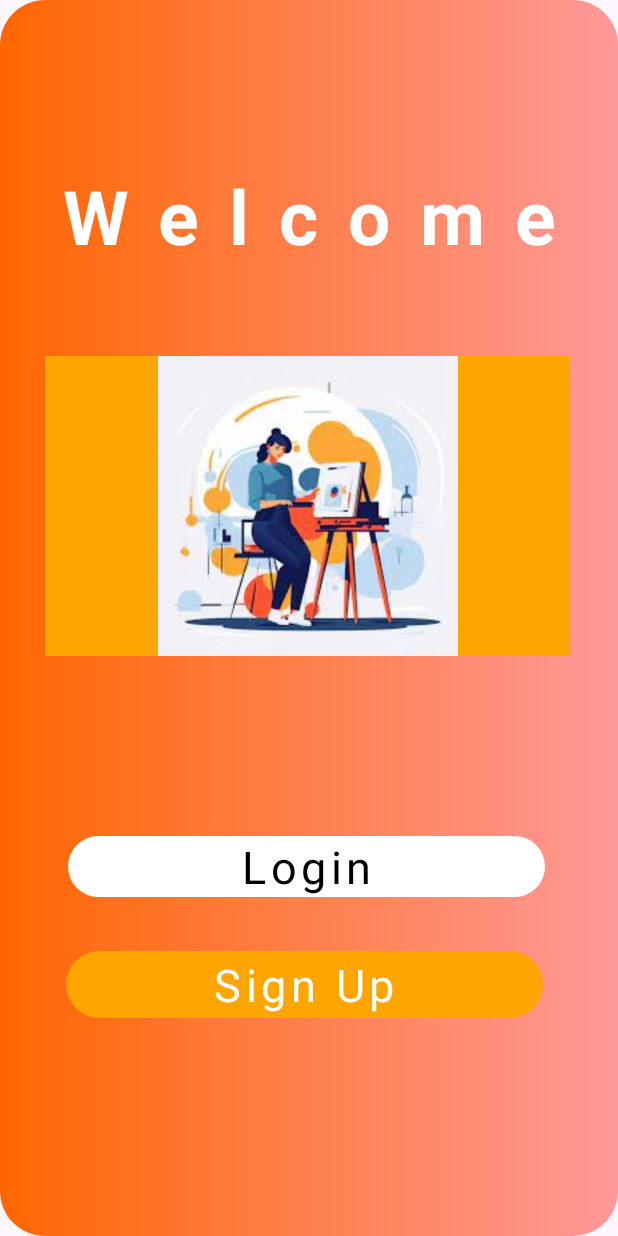
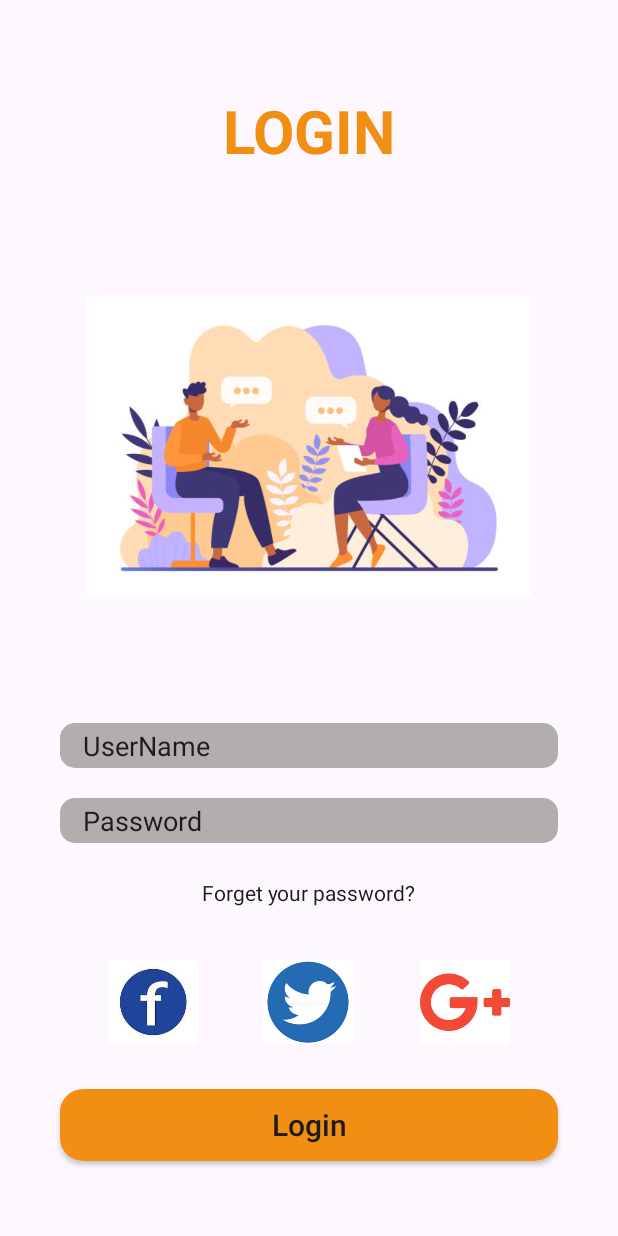
Before and after one commit to AB-Siddiqe/Siddiqe_Create2, an Android app: the screen it shows after launch (MainActivity before the commit, Login after it), on a phone screen of 412 x 824 dp. Run offline under Robolectric (Android 15) with nearby library versions, the phone set to English and light mode, and no system bars.

Commit message:
2nd update

```diff
--- a/app/src/main/AndroidManifest.xml
+++ b/app/src/main/AndroidManifest.xml
@@ -13,7 +13,13 @@
         android:theme="@style/Theme.Siddiqe_Create2"
         tools:targetApi="31">
         <activity
+            android:name=".SignUpact"
+            android:exported="false" />
+        <activity
             android:name=".MainActivity"
+            android:exported="false" />
+        <activity
+            android:name=".Login"
             android:exported="true">
             <intent-filter>
                 <action android:name="android.intent.action.MAIN" />
--- /dev/null
+++ b/app/src/main/java/com/example/siddiqe_create2/Login.java
@@ -0,0 +1,24 @@
+package com.example.siddiqe_create2;
+
+import android.os.Bundle;
+
+import androidx.activity.EdgeToEdge;
+import androidx.appcompat.app.AppCompatActivity;
+import androidx.core.graphics.Insets;
+import androidx.core.view.ViewCompat;
+import androidx.core.view.WindowInsetsCompat;
+
+public class Login extends AppCompatActivity {
+
+    @Override
+    protected void onCreate(Bundle savedInstanceState) {
+        super.onCreate(savedInstanceState);
+        EdgeToEdge.enable(this);
+        setContentView(R.layout.activity_login);
+        ViewCompat.setOnApplyWindowInsetsListener(findViewById(R.id.main), (v, insets) -> {
+            Insets systemBars = insets.getInsets(WindowInsetsCompat.Type.systemBars());
+            v.setPadding(systemBars.left, systemBars.top, systemBars.right, systemBars.bottom);
+            return insets;
+        });
+    }
+}
--- a/app/src/main/res/drawable/boxdesign.xml
+++ b/app/src/main/res/drawable/boxdesign.xml
@@ -1,11 +1,10 @@
 <?xml version="1.0" encoding="utf-8"?>
 <shape xmlns:android="http://schemas.android.com/apk/res/android">
-   <corners
-       android:radius="30dp"/>
-   <size
-      android:width="100dp"
-      android:height="30dp" />
-
-   <solid
-        android:color="@color/white"/>
+ <size
+     android:width="100dp"
+     android:height="30dp"/>
+    <solid
+        android:color="#B3AEAE"/>
+    <corners
+        android:radius="10dp"/>
 </shape>
--- a/app/src/main/res/drawable/boxdesign2.xml
+++ b/app/src/main/res/drawable/boxdesign2.xml
@@ -1,16 +1,11 @@
 <?xml version="1.0" encoding="utf-8"?>
-<shape xmlns:android="http://schemas.android.com/apk/res/android"
-    >
-  <padding
-      android:bottom="2dp"
-      android:left="2dp"
-      android:top="2dp"
-      android:right="2dp"/>
+<shape xmlns:android="http://schemas.android.com/apk/res/android">
+
+    <corners
+        android:radius="15dp"/>
+    <solid
+        android:color="#F08F13"/>
     <size
         android:width="100dp"
-        android:height="30dp"/>
-    <solid
-        android:color="#FFA500"/>
-    <corners
-        android:radius="30dp"/>
+        android:height="25dp"/>
 </shape>
--- a/app/src/main/res/drawable/colordesign.xml
+++ b/app/src/main/res/drawable/colordesign.xml
@@ -2,10 +2,8 @@
 <shape xmlns:android="http://schemas.android.com/apk/res/android"
     >
      <gradient
-         android:startColor="#ff6600"
-         android:endColor="#ff99"/>
-
-     <corners
-         android:radius="30dp"/>
+         android:startColor="#fc4b08"
+         android:endColor="#FFA500"
+         android:angle="10" />
 
 </shape>
--- /dev/null
+++ b/app/src/main/res/layout/activity_login.xml
@@ -0,0 +1,125 @@
+<?xml version="1.0" encoding="utf-8"?>
+<androidx.constraintlayout.widget.ConstraintLayout xmlns:android="http://schemas.android.com/apk/res/android"
+    xmlns:app="http://schemas.android.com/apk/res-auto"
+    xmlns:tools="http://schemas.android.com/tools"
+    android:id="@+id/main"
+    android:layout_width="match_parent"
+    android:layout_height="match_parent"
+    tools:context=".Login">
+
+    <TextView
+        android:id="@+id/textView"
+        android:layout_width="wrap_content"
+        android:layout_height="wrap_content"
+        android:layout_marginHorizontal="30dp"
+        android:layout_marginTop="60dp"
+        android:text="Login"
+        android:textAllCaps="true"
+        android:textColor="#F08F13"
+        android:textSize="40sp"
+        android:textStyle="bold"
+        app:layout_constraintEnd_toEndOf="parent"
+        app:layout_constraintStart_toStartOf="parent"
+        app:layout_constraintTop_toTopOf="parent" />
+
+    <ImageView
+        android:layout_width="match_parent"
+        android:layout_height="200dp"
+        android:src="@drawable/pictur"
+        app:layout_constraintBottom_toTopOf="@+id/editText2"
+        app:layout_constraintTop_toBottomOf="@+id/textView"
+        tools:layout_editor_absoluteX="0dp" />
+
+    <EditText
+        android:id="@+id/editText2"
+        android:layout_width="match_parent"
+        android:layout_height="wrap_content"
+        android:layout_marginHorizontal="40dp"
+        android:layout_marginBottom="20dp"
+        android:background="@drawable/boxdesign"
+        android:paddingHorizontal="15dp"
+        android:text="UserName"
+        app:layout_constraintBottom_toTopOf="@+id/editText5"
+        app:layout_constraintEnd_toEndOf="parent"
+        app:layout_constraintStart_toStartOf="parent" />
+
+    <EditText
+        android:id="@+id/editText5"
+        android:layout_width="match_parent"
+        android:layout_height="wrap_content"
+        android:layout_marginHorizontal="40dp"
+        android:layout_marginBottom="164dp"
+        android:background="@drawable/boxdesign"
+        android:hint="textPassword"
+        android:paddingHorizontal="15dp"
+        android:text="Password"
+        app:layout_constraintBottom_toTopOf="@+id/button3"
+        app:layout_constraintEnd_toEndOf="parent"
+
+        app:layout_constraintStart_toStartOf="parent" />
+
+    <CheckedTextView
+        android:id="@+id/checkedTextView"
+        android:layout_width="wrap_content"
+        android:layout_height="wrap_content"
+
+        android:text="Forget your password?"
+        app:layout_constraintBottom_toTopOf="@+id/button3"
+        app:layout_constraintEnd_toEndOf="parent"
+        app:layout_constraintStart_toStartOf="parent"
+        app:layout_constraintTop_toBottomOf="@+id/editText5"
+        app:layout_constraintVertical_bias="0.163" />
+
+    <ImageView
+        android:id="@+id/imageView3"
+        android:layout_width="60dp"
+        android:layout_height="60dp"
+        android:layout_marginStart="72dp"
+        android:layout_marginTop="25dp"
+        app:layout_constraintBottom_toTopOf="@+id/button3"
+        app:layout_constraintStart_toStartOf="parent"
+        app:layout_constraintTop_toBottomOf="@+id/checkedTextView"
+        app:layout_constraintVertical_bias="0.218"
+        app:srcCompat="@drawable/fb" />
+
+    <ImageView
+        android:id="@+id/imageView4"
+        android:layout_width="60dp"
+        android:layout_height="60dp"
+        android:layout_marginTop="25dp"
+        app:layout_constraintBottom_toTopOf="@+id/button3"
+        app:layout_constraintEnd_toStartOf="@+id/imageView5"
+        app:layout_constraintHorizontal_bias="0.494"
+        app:layout_constraintStart_toEndOf="@+id/imageView3"
+        app:layout_constraintTop_toBottomOf="@+id/checkedTextView"
+        app:layout_constraintVertical_bias="0.218"
+        app:srcCompat="@drawable/twit" />
+
+    <ImageView
+        android:id="@+id/imageView5"
+        android:layout_width="60dp"
+        android:layout_height="60dp"
+        android:layout_marginTop="25dp"
+        android:layout_marginEnd="72dp"
+        app:layout_constraintBottom_toTopOf="@+id/button3"
+        app:layout_constraintEnd_toEndOf="parent"
+        app:layout_constraintTop_toBottomOf="@+id/checkedTextView"
+        app:layout_constraintVertical_bias="0.218"
+        app:srcCompat="@drawable/google" />
+
+    <androidx.appcompat.widget.AppCompatButton
+        android:id="@+id/button3"
+        android:layout_width="match_parent"
+        android:layout_height="wrap_content"
+        android:layout_marginBottom="50dp"
+        android:layout_marginHorizontal="40dp"
+        android:text="Login"
+        android:textAllCaps="false"
+        android:textSize="20dp"
+        android:background="@drawable/boxdesign2"
+        app:layout_constraintBottom_toBottomOf="parent"
+        app:layout_constraintEnd_toEndOf="parent"
+        app:layout_constraintStart_toStartOf="parent" />
+
+
+</androidx.constraintlayout.widget.ConstraintLayout>
--- a/app/src/main/res/layout/activity_main.xml
+++ b/app/src/main/res/layout/activity_main.xml
@@ -12,13 +12,13 @@
         android:id="@+id/textView"
         android:layout_width="wrap_content"
         android:layout_height="wrap_content"
-        android:layout_marginTop="110dp"
-        android:letterSpacing=".4"
+        android:layout_marginHorizontal="30dp"
+        android:layout_marginTop="80dp"
+        android:letterSpacing=".2"
         android:text="Welcome"
-        android:textAlignment="center"
         android:textAllCaps="false"
         android:textColor="@color/white"
-        android:textSize="50dp"
+        android:textSize="60sp"
         android:textStyle="bold"
         app:layout_constraintEnd_toEndOf="parent"
         app:layout_constraintStart_toStartOf="parent"
@@ -26,48 +26,42 @@
 
     <ImageView
         android:id="@+id/imageView"
-        android:layout_width="350sp"
-        android:layout_height="200sp"
-        android:layout_marginStart="30dp"
-        android:layout_marginTop="60dp"
-        android:background="#FFA500"
+        android:layout_width="match_parent"
+        android:layout_height="200dp"
         android:src="@drawable/imag"
+        app:layout_constraintBottom_toTopOf="@+id/button"
+        app:layout_constraintEnd_toEndOf="parent"
         app:layout_constraintStart_toStartOf="parent"
         app:layout_constraintTop_toBottomOf="@+id/textView" />
 
-    <EditText
-        android:id="@+id/editTextText"
-        android:layout_width="wrap_content"
+    <androidx.appcompat.widget.AppCompatButton
+        android:id="@+id/button"
+        android:layout_width="match_parent"
         android:layout_height="wrap_content"
-        android:layout_marginStart="45dp"
-        android:layout_marginTop="120dp"
-        android:background="@drawable/boxdesign"
-        android:ems="9"
-        android:inputType="text"
+        android:layout_marginHorizontal="40dp"
+        android:layout_marginBottom="30dp"
+        android:background="@drawable/buttondesign1"
+        android:text="Login"
+        android:textAllCaps="false"
+        android:textColor="#FFA500"
+        android:textSize="30dp"
+        app:layout_constraintBottom_toTopOf="@+id/button2"
+        app:layout_constraintStart_toStartOf="parent" />
 
-        android:letterSpacing=".1"
-        android:text="Login"
-        android:textAlignment="center"
-        android:textColor="@color/black"
-        android:textSize="30dp"
-        app:layout_constraintStart_toStartOf="parent"
-        app:layout_constraintTop_toBottomOf="@+id/imageView" />
+    <androidx.appcompat.widget.AppCompatButton
+        android:id="@+id/button2"
+        android:layout_width="match_parent"
+        android:layout_height="wrap_content"
+        android:layout_marginHorizontal="40dp"
+        android:layout_marginBottom="50dp"
+        android:text="Sign Up"
+        android:textAllCaps="false"
+        android:textColor="@color/white"
+        android:background="@drawable/buttondesign"
+        android:textSize="30sp"
+        app:layout_constraintBottom_toBottomOf="parent"
+        app:layout_constraintEnd_toEndOf="parent"
+        app:layout_constraintStart_toStartOf="parent" />
 
-    <EditText
-        android:id="@+id/editTextText2"
-        android:layout_width="wrap_content"
-        android:layout_height="wrap_content"
-        android:layout_marginStart="44dp"
-        android:layout_marginTop="36dp"
-        android:background="@drawable/boxdesign2"
-        android:ems="9"
-        android:inputType="text"
-        android:letterSpacing=".1"
-        android:text="Sign Up"
-        android:textAlignment="center"
-        android:textColor="@color/white"
-        android:textSize="30dp"
-        app:layout_constraintStart_toStartOf="parent"
-        app:layout_constraintTop_toBottomOf="@+id/editTextText" />
 
 </androidx.constraintlayout.widget.ConstraintLayout>
```
Also changed, not shown: app/src/main/java/com/example/siddiqe_create2/SignUpact.java (added, +24 -0 lines), app/src/main/res/drawable/buttondesign.xml (added, +12 -0 lines), app/src/main/res/drawable/buttondesign1.xml (added, +11 -0 lines), app/src/main/res/layout/activity_sign_upact.xml (added, +119 -0 lines), app/src/main/res/drawable/fb.jpg (added), app/src/main/res/drawable/google.png (added), app/src/main/res/drawable/imag.jpg (deleted), app/src/main/res/drawable/imag.png (added), app/src/main/res/drawable/pictur.jpg (added), app/src/main/res/drawable/twit.png (added).
